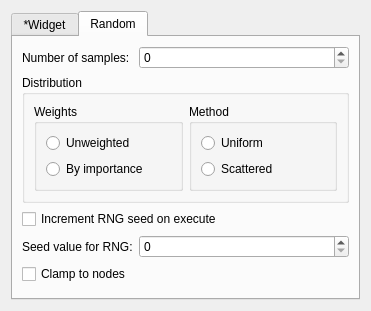
This is src/Interface/Modules/Fields/GeneratePointSamplesFromFieldOrWidget.ui in SCIInstitute/SCIRun as Qt 5 draws it before an edit. The edited form follows.
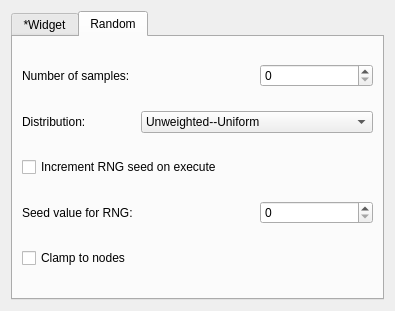
This is the edited form.

Diff of the .ui file:
```diff
--- a/src/Interface/Modules/Fields/GeneratePointSamplesFromFieldOrWidget.ui
+++ b/src/Interface/Modules/Fields/GeneratePointSamplesFromFieldOrWidget.ui
@@ -6,13 +6,13 @@
    <rect>
     <x>0</x>
     <y>0</y>
-    <width>371</width>
+    <width>395</width>
     <height>311</height>
    </rect>
   </property>
   <property name="minimumSize">
    <size>
-    <width>371</width>
+    <width>395</width>
     <height>311</height>
    </size>
   </property>
@@ -49,7 +49,7 @@
       <attribute name="title">
        <string>Random</string>
       </attribute>
-      <layout class="QFormLayout" name="formLayout">
+      <layout class="QGridLayout" name="gridLayout_3">
        <item row="0" column="0">
         <widget class="QLabel" name="label_2">
          <property name="text">
@@ -57,70 +57,46 @@
          </property>
         </widget>
        </item>
-       <item row="0" column="1">
+       <item row="0" column="2">
         <widget class="QSpinBox" name="numSamplesSpinBox_">
          <property name="maximum">
           <number>999999</number>
          </property>
         </widget>
        </item>
-       <item row="1" column="0" colspan="2">
-        <widget class="QGroupBox" name="groupBox">
-         <property name="title">
-          <string>Distribution</string>
-         </property>
-         <layout class="QHBoxLayout" name="horizontalLayout">
-          <item>
-           <widget class="QGroupBox" name="groupBox_2">
-            <property name="title">
-             <string>Weights</string>
-            </property>
-            <layout class="QVBoxLayout" name="verticalLayout">
-             <item>
-              <widget class="QRadioButton" name="unweightedRadioButton_">
+       <item row="1" column="0">
+        <widget class="QLabel" name="label_4">
                <property name="text">
-                <string>Unweighted</string>
+          <string>Distribution:</string>
                </property>
               </widget>
              </item>
+       <item row="1" column="1" colspan="2">
+        <widget class="QComboBox" name="distributionComboBox_">
              <item>
-              <widget class="QRadioButton" name="importanceWeightedRadioButton_">
                <property name="text">
-                <string>By importance</string>
-               </property>
-              </widget>
-             </item>
-            </layout>
-           </widget>
-          </item>
+           <string>Unweighted--Uniform</string>
+          </property>
+         </item>
           <item>
-           <widget class="QGroupBox" name="groupBox_3">
-            <property name="title">
-             <string>Method</string>
-            </property>
-            <layout class="QVBoxLayout" name="verticalLayout_2">
+          <property name="text">
+           <string>Unweighted--Scattered</string>
+          </property>
+         </item>
              <item>
-              <widget class="QRadioButton" name="uniformRadioButton_">
                <property name="text">
-                <string>Uniform</string>
-               </property>
-              </widget>
+           <string>Importance--Uniform</string>
+          </property>
              </item>
              <item>
-              <widget class="QRadioButton" name="scatterredRadioButton_">
                <property name="text">
-                <string>Scattered</string>
-               </property>
-              </widget>
-             </item>
-            </layout>
-           </widget>
-          </item>
-         </layout>
-        </widget>
-       </item>
-       <item row="2" column="0" colspan="2">
-        <widget class="QCheckBox" name="checkBox">
+           <string>Importance--Scattered</string>
+          </property>
+         </item>
+        </widget>
+       </item>
+       <item row="2" column="0" colspan="3">
+        <widget class="QCheckBox" name="incrementSeedCheckBox_">
          <property name="text">
           <string>Increment RNG seed on execute</string>
          </property>
@@ -133,14 +109,14 @@
          </property>
         </widget>
        </item>
-       <item row="3" column="1">
+       <item row="3" column="2">
         <widget class="QSpinBox" name="rngSeedValueSpinBox_">
          <property name="maximum">
           <number>999999999</number>
          </property>
         </widget>
        </item>
-       <item row="4" column="0">
+       <item row="4" column="0" colspan="2">
         <widget class="QCheckBox" name="clampToNodesCheckBox_">
          <property name="text">
           <string>Clamp to nodes</string>
```
Lines whose indentation alone changed are shown as unchanged.
